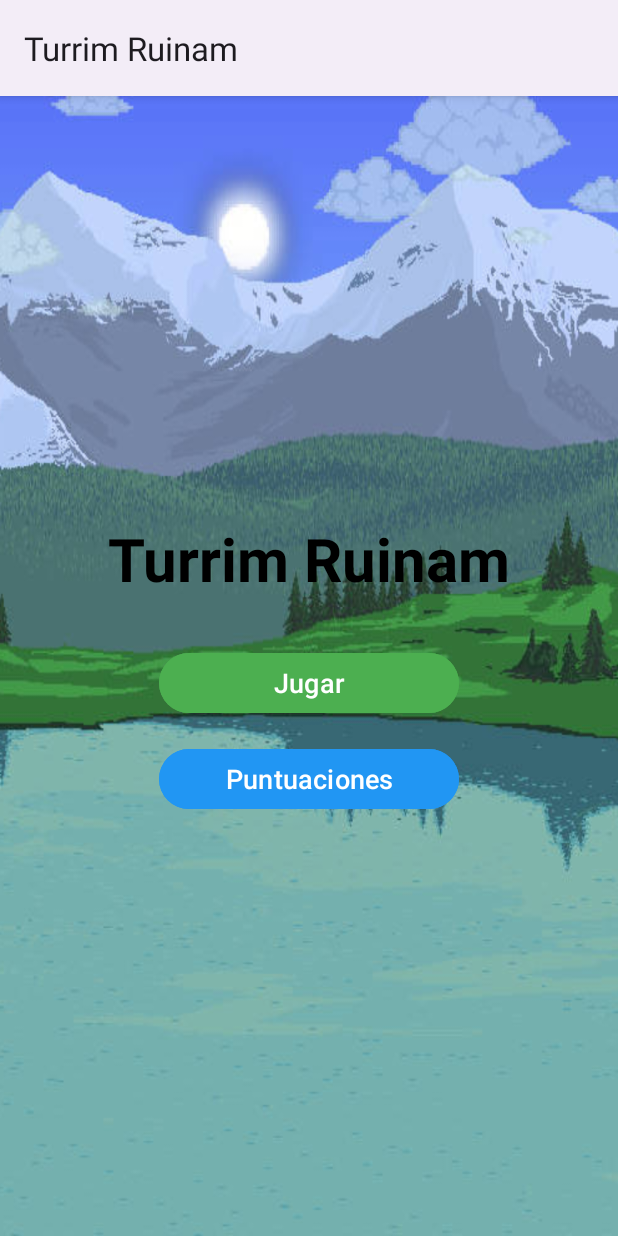
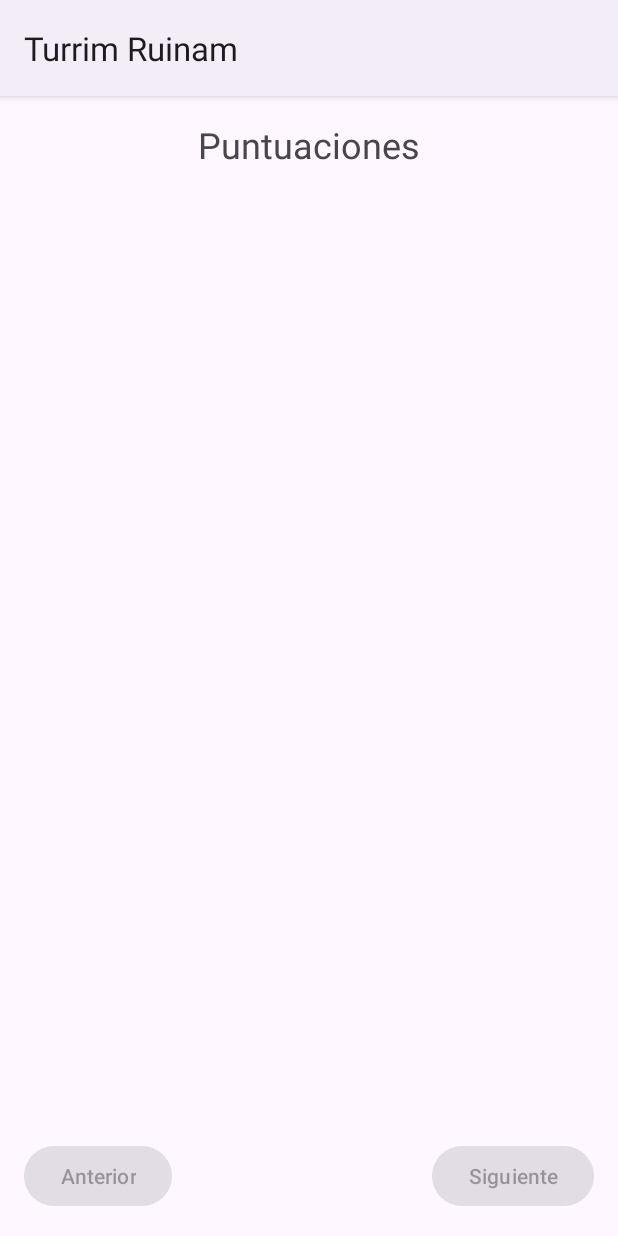
Before and after one commit to xPorotin9/Final-Moviles, an Android app: the screen it shows after launch (MainActivity), after a tap on "Puntuaciones", on a phone screen of 412 x 824 dp. Run offline under Robolectric (Android 15) with nearby library versions, the light colour scheme and no system bars; our stand-ins replace Firebase (no records; nobody signed in at launch, a user with empty details on screens opened directly).

Commit message:
Añadiendo la base de datos, usando firebase para el guardado de puntuaciones

```diff
--- a/app/build.gradle.kts
+++ b/app/build.gradle.kts
@@ -1,6 +1,7 @@
 plugins {
     alias(libs.plugins.android.application)
     alias(libs.plugins.kotlin.android)
+    id("com.google.gms.google-services")
 }
 
 android {
@@ -43,12 +44,15 @@ dependencies {
     implementation(libs.androidx.constraintlayout)
     implementation(libs.androidx.lifecycle.runtime.ktx)
     implementation(libs.androidx.games.activity)
-
+    implementation(platform("com.google.firebase:firebase-bom:33.7.0"))
+    implementation("com.google.firebase:firebase-analytics-ktx:22.1.2")
+    implementation("com.google.firebase:firebase-database-ktx:21.0.0")
     // Agregar nuevas dependencias
     implementation("androidx.fragment:fragment-ktx:1.6.2")
     implementation("androidx.core:core-ktx:1.12.0")
     implementation("androidx.appcompat:appcompat:1.6.1")
     implementation("androidx.constraintlayout:constraintlayout:2.1.4")
+    implementation(libs.firebase.database.ktx)
 
     testImplementation(libs.junit)
     androidTestImplementation(libs.androidx.junit)
--- a/app/src/main/AndroidManifest.xml
+++ b/app/src/main/AndroidManifest.xml
@@ -11,6 +11,8 @@
 
         <activity
             android:name=".MainActivity"
+            android:screenOrientation="portrait"
+            android:configChanges="orientation|keyboardHidden"
             android:exported="true">
             <intent-filter>
                 <action android:name="android.intent.action.MAIN" />
@@ -21,6 +23,7 @@
         <activity
             android:name=".GameFragment"
             android:exported="false"
+            android:configChanges="orientation|keyboardHidden"
             android:screenOrientation="portrait"/>
 
     </application>
--- a/app/src/main/java/com/example/finalmoviles/MainMenuFragment.kt
+++ b/app/src/main/java/com/example/finalmoviles/MainMenuFragment.kt
@@ -41,10 +41,10 @@ class MainMenuFragment : Fragment() {
         }
 
         // Configurar el botón de puntuaciones
-        view.findViewById<Button>(R.id.btnHighScores).apply {
-            text = getString(R.string.menu_boton_puntuaciones)
-            setOnClickListener {
-                // Por implementar c:
+        view.findViewById<Button>(R.id.btnHighScores).setOnClickListener {
+            parentFragmentManager.commit {
+                replace(R.id.fragmentContainer, ScoresFragment.newInstance())
+                addToBackStack(null)
             }
         }
     }
--- /dev/null
+++ b/app/src/main/java/com/example/finalmoviles/ScoresFragment.kt
@@ -0,0 +1,105 @@
+package com.example.finalmoviles
+
+import android.os.Bundle
+import android.view.LayoutInflater
+import android.view.View
+import android.view.ViewGroup
+import android.widget.Button
+import android.widget.Toast
+import androidx.fragment.app.Fragment
+import androidx.recyclerview.widget.LinearLayoutManager
+import androidx.recyclerview.widget.RecyclerView
+import com.google.firebase.database.DataSnapshot
+import com.google.firebase.database.DatabaseError
+import com.google.firebase.database.FirebaseDatabase
+import com.google.firebase.database.ValueEventListener
+
+class ScoresFragment : Fragment() {
+    private lateinit var recyclerView: RecyclerView
+    private lateinit var adapter: ScoresAdapter
+    private lateinit var btnPrevious: Button
+    private lateinit var btnNext: Button
+
+    private val scoresPerPage = 15
+    private var currentPage = 0
+    private var allScores = listOf<Score>()
+
+    override fun onCreateView(
+        inflater: LayoutInflater,
+        container: ViewGroup?,
+        savedInstanceState: Bundle?
+    ): View? {
+        return inflater.inflate(R.layout.fragment_scores, container, false)
+    }
+
+    override fun onViewCreated(view: View, savedInstanceState: Bundle?) {
+        super.onViewCreated(view, savedInstanceState)
+
+        recyclerView = view.findViewById(R.id.rvScores)
+        btnPrevious = view.findViewById(R.id.btnPrevious)
+        btnNext = view.findViewById(R.id.btnNext)
+
+        adapter = ScoresAdapter()
+        recyclerView.adapter = adapter
+        recyclerView.layoutManager = LinearLayoutManager(context)
+
+        loadScores()
+        setupPagination()
+    }
+
+    private fun loadScores() {
+        val database = FirebaseDatabase.getInstance()
+        val scoresRef = database.getReference("scores")
+
+        scoresRef.orderByChild("score").limitToLast(100).addValueEventListener(object : ValueEventListener {
+            override fun onDataChange(snapshot: DataSnapshot) {
+                allScores = snapshot.children.mapNotNull {
+                    it.getValue(Score::class.java)
+                }.sortedByDescending { it.score }
+                updatePageContent()
+            }
+
+            override fun onCancelled(error: DatabaseError) {
+                activity?.runOnUiThread {
+                    Toast.makeText(
+                        context,
+                        "Error al cargar puntuaciones: ${error.message}",
+                        Toast.LENGTH_LONG
+                    ).show()
+                }
+            }
+        })
+    }
+
+    private fun updatePageContent() {
+        val startIndex = currentPage * scoresPerPage
+        val endIndex = minOf(startIndex + scoresPerPage, allScores.size)
+
+        if (startIndex < allScores.size) {
+            adapter.updateScores(allScores.subList(startIndex, endIndex))
+        }
+
+        btnPrevious.isEnabled = currentPage > 0
+        btnNext.isEnabled = endIndex < allScores.size
+    }
+
+    private fun setupPagination() {
+        btnPrevious.setOnClickListener {
+            if (currentPage > 0) {
+                currentPage--
+                updatePageContent()
+            }
+        }
+
+        btnNext.setOnClickListener {
+            if ((currentPage + 1) * scoresPerPage < allScores.size) {
+                currentPage++
+                updatePageContent()
+            }
+        }
+    }
+
+    companion object {
+        fun newInstance() = ScoresFragment()
+    }
+}
--- /dev/null
+++ b/app/src/main/res/layout/fragment_scores.xml
@@ -0,0 +1,51 @@
+<?xml version="1.0" encoding="utf-8"?>
+<androidx.constraintlayout.widget.ConstraintLayout
+    xmlns:android="http://schemas.android.com/apk/res/android"
+    xmlns:app="http://schemas.android.com/apk/res-auto"
+    android:layout_width="match_parent"
+    android:layout_height="match_parent">
+
+    <TextView
+        android:id="@+id/tvTitle"
+        android:layout_width="match_parent"
+        android:layout_height="wrap_content"
+        android:text="Puntuaciones"
+        android:textSize="24sp"
+        android:textAlignment="center"
+        android:padding="16dp"
+        app:layout_constraintTop_toTopOf="parent"/>
+
+    <androidx.recyclerview.widget.RecyclerView
+        android:id="@+id/rvScores"
+        android:layout_width="match_parent"
+        android:layout_height="0dp"
+        app:layout_constraintTop_toBottomOf="@id/tvTitle"
+        app:layout_constraintBottom_toTopOf="@id/layoutPagination"/>
+
+    <LinearLayout
+        android:id="@+id/layoutPagination"
+        android:layout_width="match_parent"
+        android:layout_height="wrap_content"
+        android:orientation="horizontal"
+        android:padding="16dp"
+        app:layout_constraintBottom_toBottomOf="parent">
+
+        <Button
+            android:id="@+id/btnPrevious"
+            android:layout_width="wrap_content"
+            android:layout_height="wrap_content"
+            android:text="Anterior"
+            android:enabled="false"/>
+
+        <Space
+            android:layout_width="0dp"
+            android:layout_height="wrap_content"
+            android:layout_weight="1"/>
+
+        <Button
+            android:id="@+id/btnNext"
+            android:layout_width="wrap_content"
+            android:layout_height="wrap_content"
+            android:text="Siguiente"/>
+    </LinearLayout>
+</androidx.constraintlayout.widget.ConstraintLayout>
--- a/build.gradle.kts
+++ b/build.gradle.kts
@@ -2,4 +2,5 @@
 plugins {
     alias(libs.plugins.android.application) apply false
     alias(libs.plugins.kotlin.android) apply false
+    id("com.google.gms.google-services") version "4.4.2" apply false
 }
--- a/gradle/libs.versions.toml
+++ b/gradle/libs.versions.toml
@@ -9,6 +9,7 @@ junit = "4.13.2"
 androidx-junit = "1.1.5"
 espresso-core = "3.5.1"
 games-activity = "3.0.5"
+firebase-database-ktx = "21.0.0"
 
 [libraries]
 androidx-core-ktx = { group = "androidx.core", name = "core-ktx", version.ref = "core-ktx" }
@@ -21,6 +22,7 @@ junit = { group = "junit", name = "junit", version.ref = "junit" }
 androidx-junit = { group = "androidx.test.ext", name = "junit", version.ref = "androidx-junit" }
 androidx-espresso-core = { group = "androidx.test.espresso", name = "espresso-core", version.ref = "espresso-core" }
 androidx-games-activity = { group = "androidx.games", name = "games-activity", version.ref = "games-activity" }
+firebase-database-ktx = { group = "com.google.firebase", name = "firebase-database-ktx", version.ref = "firebase-database-ktx" }
 
 [plugins]
 android-application = { id = "com.android.application", version = "8.6.0" }
```
Also changed, not shown: app/src/main/java/com/example/finalmoviles/FirebaseManager.kt (added, +40 -0 lines), app/src/main/java/com/example/finalmoviles/GameOverFragment.kt (+83 -1 lines), app/src/main/java/com/example/finalmoviles/Score.kt (added, +8 -0 lines), app/src/main/java/com/example/finalmoviles/ScoreAdapter.kt (added, +41 -0 lines), app/src/main/res/layout/dialog_save_score.xml (added, +45 -0 lines), app/src/main/res/layout/fragment_game_over.xml (+7 -0 lines), app/src/main/res/layout/item_score.xml (added, +37 -0 lines), 1 other file.
